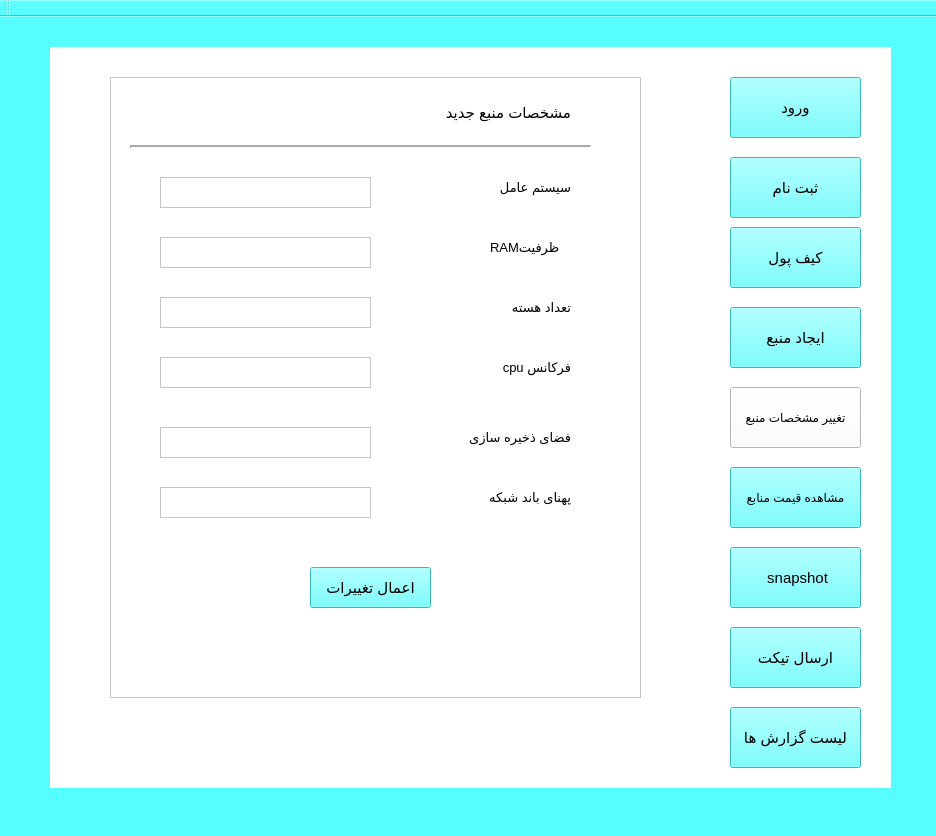
Above: projV0/grafic.ui from negarnegma/database-finalproject before the change. Below: the same form after it.
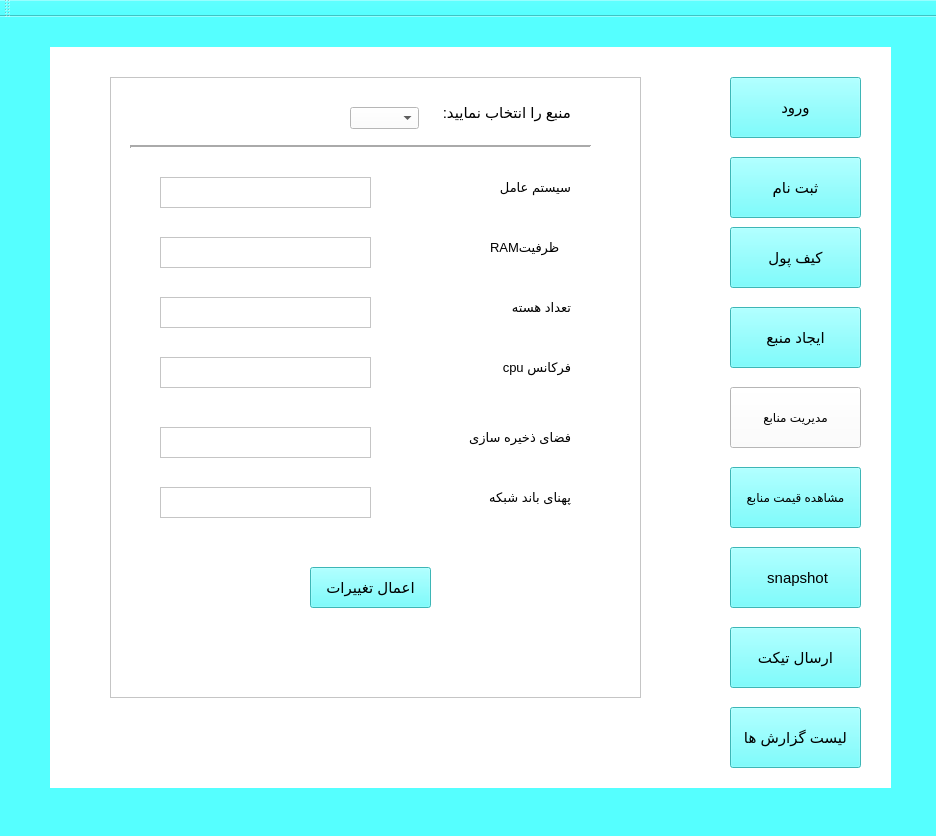
That is the form after the change. The open tabs and pages were chosen to show the change.

```diff
--- a/projV0/grafic.ui
+++ b/projV0/grafic.ui
@@ -2886,7 +2886,7 @@
        </font>
       </property>
       <property name="text">
-       <string>مشخصات منبع جدید</string>
+       <string>منبع را انتخاب نمایید:</string>
       </property>
      </widget>
      <widget class="QPushButton" name="pushButton_3">
@@ -3057,7 +3057,7 @@
        <string notr="true">background-color: rgb(255, 255, 255);</string>
       </property>
       <property name="text">
-       <string>تغییر مشخصات منبع</string>
+       <string>مدیریت منابع</string>
       </property>
      </widget>
      <widget class="QPushButton" name="pushButton_81">
@@ -3180,6 +3180,16 @@
        <string notr="true">background-color: rgb(255, 255, 255);</string>
       </property>
      </widget>
+     <widget class="QComboBox" name="manbaIds">
+      <property name="geometry">
+       <rect>
+        <x>300</x>
+        <y>60</y>
+        <width>69</width>
+        <height>22</height>
+       </rect>
+      </property>
+     </widget>
     </widget>
     <widget class="QWidget" name="page_6">
      <widget class="QGraphicsView" name="graphicsView_17">
```
Left out of the diff: 18 changed lines with no effect on the pictures.
